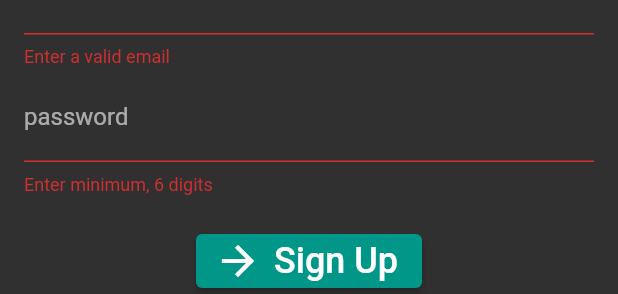
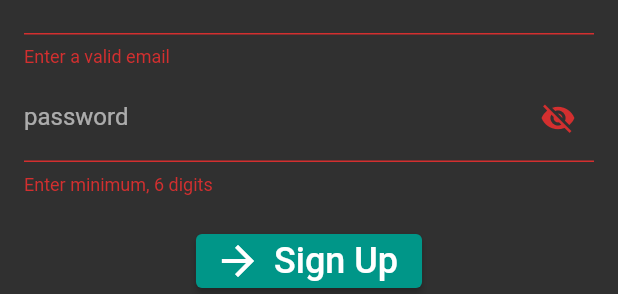
Before and after one commit to MatanTal2/final-project, a Flutter app: the SignUpWidget widget shown alone on an empty page, opened directly with empty values, after a tap on "Sign Up", on a phone screen of 412 x 824 dp. Shown: the part 495-789 px from the top of the screen. Run offline on Flutter 3.47's test engine with Material 2 defaults, Android fonts, the phone set to English and light mode, and no system bars; our stand-ins replace avatar_glow, email_validator, firebase_auth, firebase_core, speech_to_text; missing offline and left inert: highlight_text; accounts and stored records are empty.

Commit message:
add visibiility icon and functionality for password text field

```diff
--- a/lib/presentation/signup_widget.dart
+++ b/lib/presentation/signup_widget.dart
@@ -24,11 +24,18 @@ class _SignUpWidgetState extends State<SignUpWidget> {
   final _passwordController = TextEditingController();
   final formKey = GlobalKey<FormState>();
 
+  bool _isPasswordVisible = true;
+
   @override
   dispose() {
     _emailController.dispose();
     _passwordController.dispose();
     super.dispose();
+  }
+
+  @override
+  void initState() {
+    _isPasswordVisible = true;
   }
 
   @override
@@ -78,10 +85,21 @@ class _SignUpWidgetState extends State<SignUpWidget> {
               TextFormField(
                 controller: _passwordController,
                 textInputAction: TextInputAction.next,
-                decoration: const InputDecoration(labelText: "password"),
-                obscureText: true,
+                decoration: InputDecoration(
+                  labelText: "password",
+                  suffixIcon: IconButton(
+                      onPressed: () {
+                        changePasswordVisibility();
+                      },
+                      icon: Icon(_isPasswordVisible
+                          ? Icons.visibility_off
+                          : Icons.visibility)),
+                ),
+                obscureText: _isPasswordVisible,
                 autovalidateMode: AutovalidateMode.onUserInteraction,
-                validator: (value) => value != null && value.length < 6   //Todo: create password validator function
+                validator: (value) => value != null &&
+                        value.length <
+                            6 //Todo: create password validator function
                     ? 'Enter minimum, 6 digits'
                     : null,
               ),
@@ -128,7 +146,7 @@ class _SignUpWidgetState extends State<SignUpWidget> {
 
   Future signUp() async {
     final isValid = formKey.currentState!.validate();
-    if(!isValid) return;
+    if (!isValid) return;
     showDialog(
         context: context,
         barrierDismissible: false,
@@ -146,4 +164,10 @@ class _SignUpWidgetState extends State<SignUpWidget> {
     }
     navigatorKey.currentState!.popUntil((route) => route.isFirst);
   }
+
+  void changePasswordVisibility() {
+    setState(() {
+      _isPasswordVisible = !_isPasswordVisible;
+    });
+  }
 }
```
Also changed, not shown: lib/presentation/login_widget.dart (+31 -9 lines).
